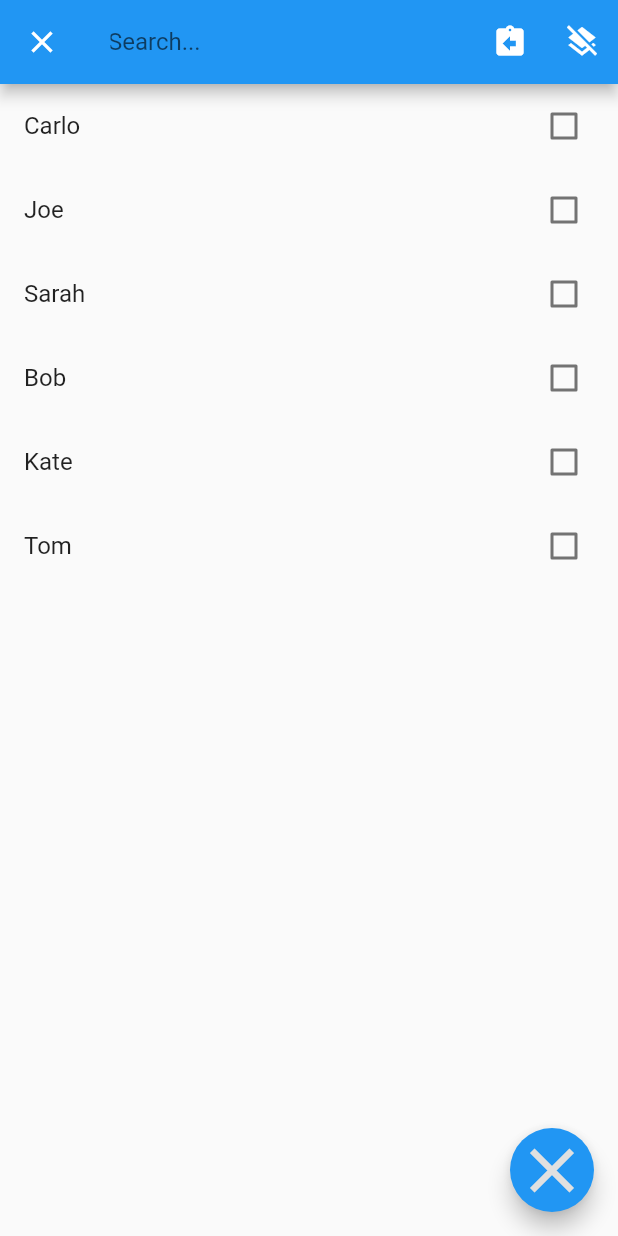
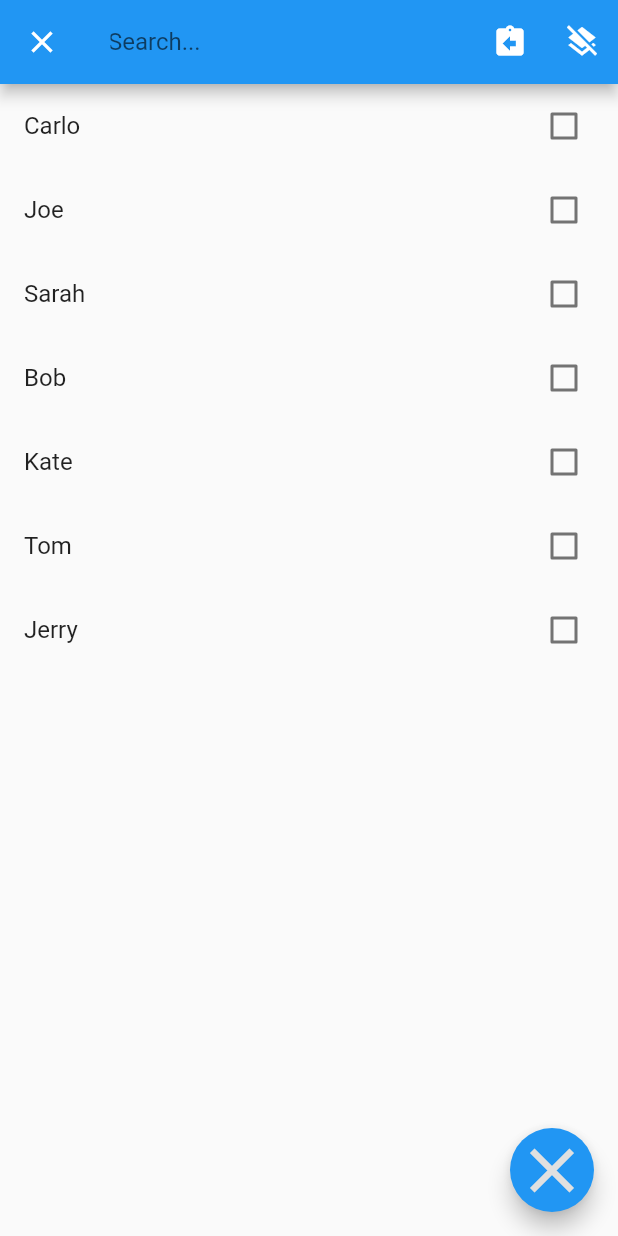
Before and after one commit to csaaved1/autocomplete-multi-widget, a Flutter app: the screen it shows after launch, after a tap on "Multi-Select", on a phone screen of 412 x 824 dp. Run offline on Flutter 3.47's test engine with Material 2 defaults, Android fonts, the phone set to English and light mode, and no system bars.

Commit message:
Add List element
I am adding a new element to my List

```diff
--- a/AutoCompleteWidget/lib/main.dart
+++ b/AutoCompleteWidget/lib/main.dart
@@ -40,6 +40,8 @@ class _MyHomePageState extends State<MyHomePage> {
   void initState() {
     super.initState();
 
+    checkDuplicates();
+
 
   }
 
@@ -51,6 +53,7 @@ class _MyHomePageState extends State<MyHomePage> {
     bufferList.add(Person('Bob', 29, true));
     bufferList.add(Person('Kate', 21, true));
     bufferList.add(Person('Tom', 54, false));
+    bufferList.add(Person('Jerry', 12,false));
 
     return Scaffold(
       appBar: AppBar(
@@ -94,6 +97,13 @@ class _MyHomePageState extends State<MyHomePage> {
     print(result);
     // after the SecondScreen result comes back update the Text widget with it
   }
+
+  void checkDuplicates() {
+
+
+
+
+  }
 }
 
 
```
